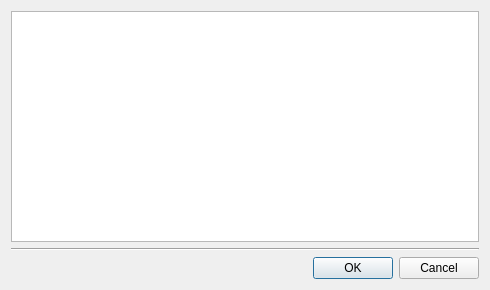
Before: the Qt Designer form gui/masksettingsdialog.ui in iamantony/FFilter, drawn with Qt 5.
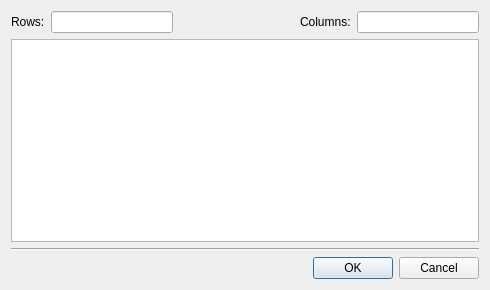
After: the same form once the commit is applied.

What changed in the file:
```diff
--- a/gui/masksettingsdialog.ui
+++ b/gui/masksettingsdialog.ui
@@ -14,6 +14,43 @@
    <string>Mask Settings</string>
   </property>
   <layout class="QVBoxLayout" name="verticalLayout">
+   <item>
+    <layout class="QHBoxLayout" name="horizontalLayout">
+     <item>
+      <widget class="QLabel" name="rowsLbl">
+       <property name="text">
+        <string>Rows:</string>
+       </property>
+      </widget>
+     </item>
+     <item>
+      <widget class="QLineEdit" name="rowsLE"/>
+     </item>
+     <item>
+      <spacer name="horizontalSpacer">
+       <property name="orientation">
+        <enum>Qt::Horizontal</enum>
+       </property>
+       <property name="sizeHint" stdset="0">
+        <size>
+         <width>40</width>
+         <height>20</height>
+        </size>
+       </property>
+      </spacer>
+     </item>
+     <item>
+      <widget class="QLabel" name="colsLbl">
+       <property name="text">
+        <string>Columns:</string>
+       </property>
+      </widget>
+     </item>
+     <item>
+      <widget class="QLineEdit" name="colsLE"/>
+     </item>
+    </layout>
+   </item>
    <item>
     <widget class="QTableWidget" name="maskTable">
      <property name="showDropIndicator" stdset="0">
```
Left out of the diff: 35 changed lines with no effect on the pictures.
